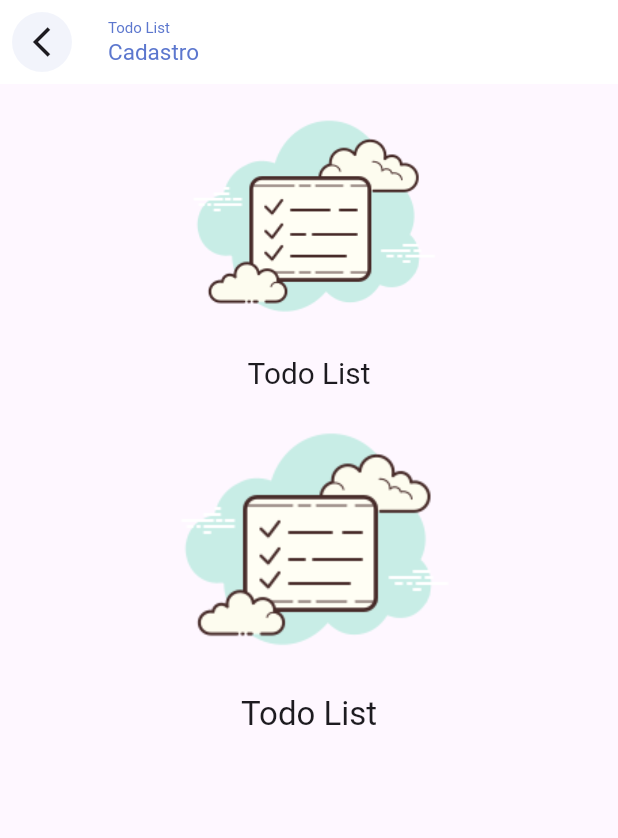
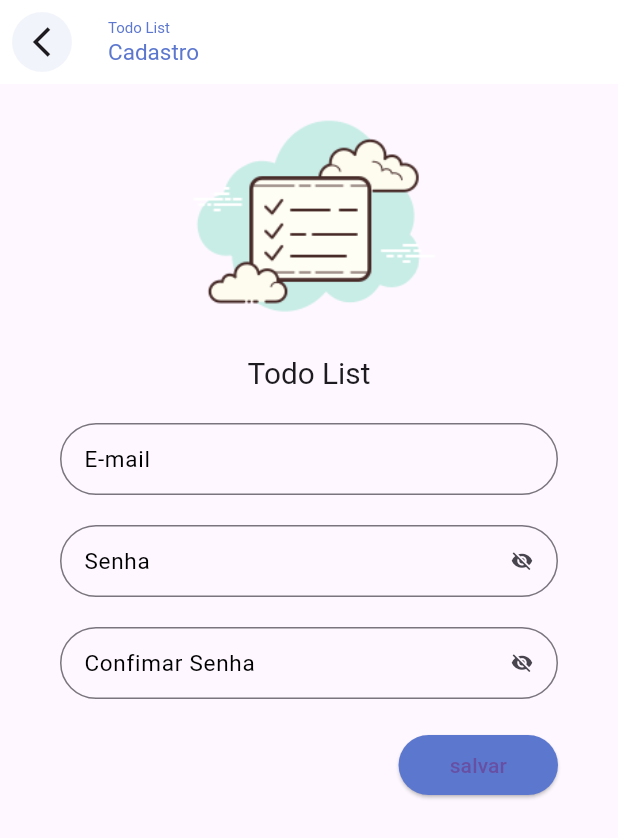
Before and after one commit to nevitonviana/task_provider, a Flutter app: the ResgisterPage screen opened directly, on a phone screen of 412 x 824 dp. Shown: the top 838 px of the screen. Run offline on Flutter 3.47's test engine with Material 3 defaults, Android fonts, the light colour scheme and no system bars; our stand-ins replace flutter_signin_button, google_fonts, sqflite, synchronized; accounts and stored records are empty; Roboto replaces fonts that are missing (Mandali).

Commit message:
Criação da tela de codastro

```diff
--- a/lib/app/core/widget/todo_list_field.dart
+++ b/lib/app/core/widget/todo_list_field.dart
@@ -1,6 +1,4 @@
 import 'package:flutter/material.dart';
-
-import '../ui/todo_list_icons.dart';
 
 class TodoListField extends StatelessWidget {
   final String label;
--- a/lib/app/modules/auth/register/resgister_page.dart
+++ b/lib/app/modules/auth/register/resgister_page.dart
@@ -1,6 +1,8 @@
 import 'package:flutter/material.dart';
+import 'package:flutter/widgets.dart';
 
 import '../../../core/ui/theme_extensions.dart';
+import '../../../core/widget/todo_list_field.dart';
 import '../../../core/widget/todo_list_logo.dart';
 
 class ResgisterPage extends StatelessWidget {
@@ -53,10 +55,41 @@ class ResgisterPage extends StatelessWidget {
               child: TodoListLogo(),
             ),
           ),
-          Form(
-              child: Column(
-            children: [TodoListLogo()],
-          ))
+          Padding(
+            padding: const EdgeInsets.symmetric(horizontal: 40, vertical: 20),
+            child: Form(
+                child: Column(
+              children: [
+                TodoListField(label: "E-mail"),
+                const SizedBox(height: 20),
+                TodoListField(
+                  label: "Senha",
+                  obscureText: true,
+                ),
+                const SizedBox(height: 20),
+                TodoListField(
+                  label: "Confimar Senha",
+                  obscureText: true,
+                ),
+                const SizedBox(height: 20),
+                Align(
+                  alignment: Alignment.bottomRight,
+                  child: ElevatedButton(
+                    onPressed: () {},
+                    style: ElevatedButton.styleFrom(
+                      shape: RoundedRectangleBorder(
+                        borderRadius: BorderRadius.circular(20),
+                      ),
+                    ),
+                    child: const Padding(
+                      padding: EdgeInsets.all(10.0),
+                      child: Text("salvar"),
+                    ),
+                  ),
+                )
+              ],
+            )),
+          )
         ],
       ),
     );
```
